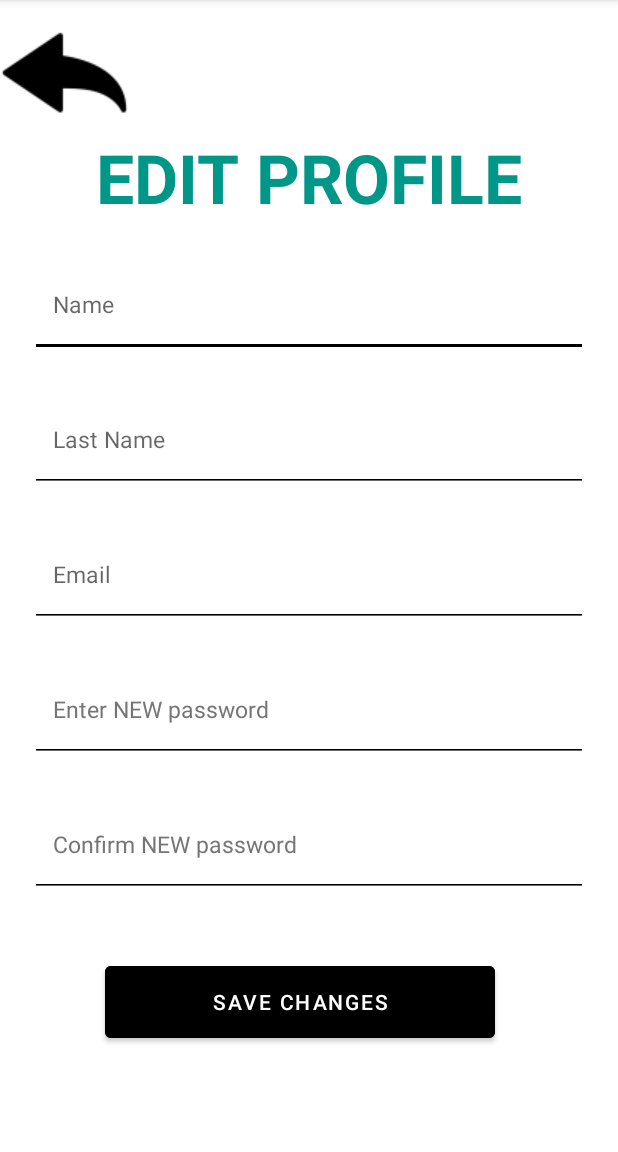
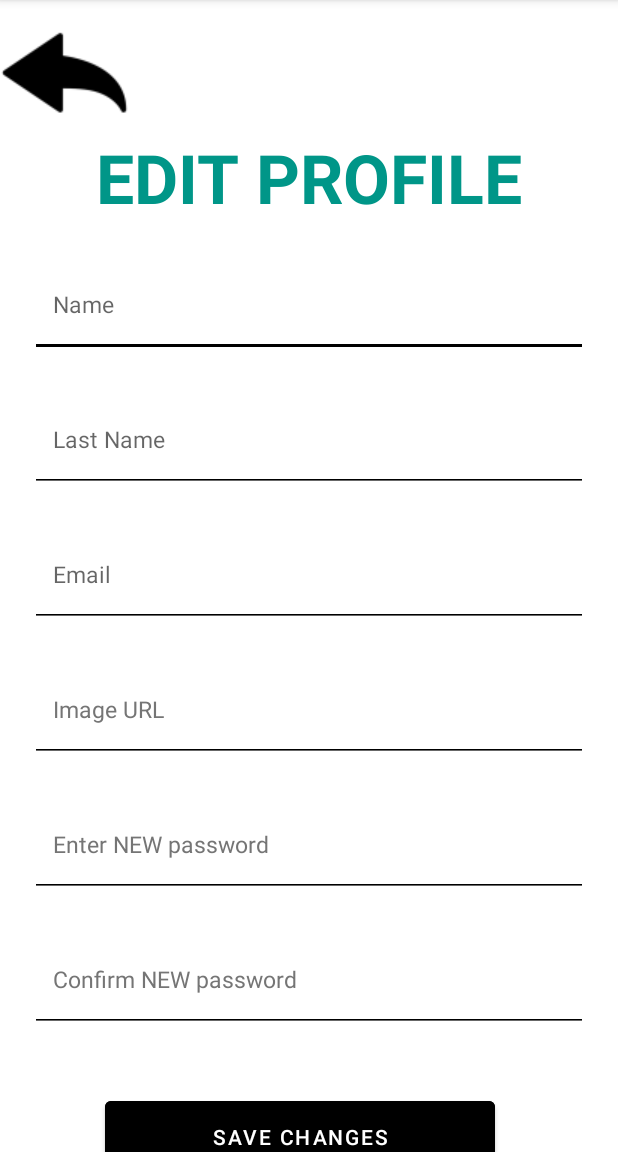
Before and after one commit to pcoderch/FinalProjectEvents, an Android app: the EditProfileActivity screen opened directly, with no data from a screen before it, after a tap on "SAVE CHANGES", on a phone screen of 412 x 824 dp, the part 84-1236 px from its top. Run offline under Robolectric (Android 15) with nearby library versions, the phone set to English and light mode, and no system bars; our stand-ins replace Volley; network calls fail; 8 statements that could not run were skipped.

Commit message:
implemented images views

```diff
--- a/app/src/main/java/com/pp2ex/finalprojectevents/Activities/ChatActivity.java
+++ b/app/src/main/java/com/pp2ex/finalprojectevents/Activities/ChatActivity.java
@@ -156,6 +156,7 @@ public class ChatActivity extends AppCompatActivity {
             Intent showProfile = new Intent(getApplicationContext(), ProfileActivity.class);
             showProfile.putExtra("email", user.getEmail());
             showProfile.putExtra("id", user.getId());
+            showProfile.putExtra("image", user.getImage());
             startActivity(showProfile);
         }
 
--- a/app/src/main/java/com/pp2ex/finalprojectevents/Activities/EditProfileActivity.java
+++ b/app/src/main/java/com/pp2ex/finalprojectevents/Activities/EditProfileActivity.java
@@ -28,6 +28,7 @@ public class EditProfileActivity extends AppCompatActivity {
     private EditText enterEmail;
     private EditText enterPassword;
     private EditText confirmPassword;
+    private EditText enterImage;
 
     @Override
     protected void onCreate(Bundle savedInstanceState) {
@@ -40,12 +41,13 @@ public class EditProfileActivity extends AppCompatActivity {
             String firstName = enterFirstName.getText().toString();
             String lastName = enterLastName.getText().toString();
             String email = enterEmail.getText().toString();
+            String image = enterImage.getText().toString();
             String password = enterPassword.getText().toString();
             String confirmedPassword = confirmPassword.getText().toString();
             if (password.equals(confirmedPassword)) {
                 enterPassword.setTextColor(getResources().getColor(R.color.black));
                 confirmPassword.setTextColor(getResources().getColor(R.color.black));
-                JSONObject jsonBody = getInfoInJson(firstName, lastName, email, password);
+                JSONObject jsonBody = getInfoInJson(firstName, lastName, email, password, image);
                 System.out.println("JSON :" + jsonBody);
                 String url = MethodsAPI.URL_EDIT_PROFILE;
                 JsonObjectRequest jsonObjectRequest = new JsonObjectRequest(Request.Method.PUT, url, jsonBody, response -> {
@@ -68,9 +70,11 @@ public class EditProfileActivity extends AppCompatActivity {
                 confirmPassword.setTextColor(getResources().getColor(R.color.red));
             }
         });
+
+        back.setOnClickListener(v -> finish());
     }
 
-    private JSONObject getInfoInJson(String firstName, String lastName, String email, String password) {
+    private JSONObject getInfoInJson(String firstName, String lastName, String email, String password, String image) {
         JSONObject jsonBody = new JSONObject();
         if (!firstName.equals(User.getAuthenticatedUser().getName())) {
             try {
@@ -78,15 +82,24 @@ public class EditProfileActivity extends AppCompatActivity {
             } catch (Exception e) {
                 e.printStackTrace();
             }
-        } if (!lastName.equals(User.getAuthenticatedUser().getLastName())) {
+        }
+        if (!lastName.equals(User.getAuthenticatedUser().getLastName())) {
             try {
                 jsonBody.put("lastName", lastName);
             } catch (Exception e) {
                 e.printStackTrace();
             }
-        } if (!email.equals(User.getAuthenticatedUser().getEmail())) {
+        }
+        if (!email.equals(User.getAuthenticatedUser().getEmail())) {
             try {
                 jsonBody.put("email", email);
+            } catch (Exception e) {
+                e.printStackTrace();
+            }
+        }
+        if (image.equals(User.getAuthenticatedUser().getImage())) {
+            try {
+                jsonBody.put("image", image);
             } catch (Exception e) {
                 e.printStackTrace();
             }
@@ -103,11 +116,13 @@ public class EditProfileActivity extends AppCompatActivity {
         enterFirstName = (EditText) findViewById(R.id.editProfileName);
         enterLastName = (EditText) findViewById(R.id.editProfileLastName);
         enterEmail = (EditText) findViewById(R.id.editProfileEmail);
+        enterImage = (EditText) findViewById(R.id.editProfileImage);
         enterPassword = (EditText) findViewById(R.id.editProfilePassword);
         confirmPassword = (EditText) findViewById(R.id.editProfileConfirmPassword);
 
         enterFirstName.setText(User.getAuthenticatedUser().getName());
         enterLastName.setText(User.getAuthenticatedUser().getLastName());
         enterEmail.setText(User.getAuthenticatedUser().getEmail());
+        enterImage.setText(User.getAuthenticatedUser().getImage());
     }
 }
--- a/app/src/main/java/com/pp2ex/finalprojectevents/Activities/FriendRequestActivity.java
+++ b/app/src/main/java/com/pp2ex/finalprojectevents/Activities/FriendRequestActivity.java
@@ -2,13 +2,16 @@ package com.pp2ex.finalprojectevents.Activities;
 
 import android.annotation.SuppressLint;
 import android.content.Intent;
+import android.graphics.Bitmap;
 import android.media.Image;
+import android.os.AsyncTask;
 import android.os.Bundle;
 import android.view.LayoutInflater;
 import android.view.View;
 import android.view.ViewGroup;
 import android.widget.Button;
 import android.widget.ImageButton;
+import android.widget.ImageView;
 import android.widget.TextView;
 import android.widget.Toast;
 
@@ -21,6 +24,7 @@ import com.android.volley.AuthFailureError;
 import com.android.volley.Request;
 import com.android.volley.toolbox.JsonArrayRequest;
 import com.android.volley.toolbox.StringRequest;
+import com.pp2ex.finalprojectevents.API.BitMapImage;
 import com.pp2ex.finalprojectevents.API.MethodsAPI;
 import com.pp2ex.finalprojectevents.API.VolleySingleton;
 import com.pp2ex.finalprojectevents.DataStructures.User;
@@ -129,6 +133,7 @@ public class FriendRequestActivity extends AppCompatActivity {
         private final TextView emailTextViewRequest;
         private final ImageButton acceptButton;
         private final ImageButton rejectButton;
+        private AsyncTask<String, Void, Bitmap> profileImageView;
 
         public FriendHolder(LayoutInflater inflater, ViewGroup parent) {
             super(inflater.inflate(R.layout.element_request, parent, false));
@@ -143,6 +148,7 @@ public class FriendRequestActivity extends AppCompatActivity {
             this.user = user;
             nameTextViewRequest.setText(user.getName());
             emailTextViewRequest.setText(user.getEmail());
+            profileImageView = new BitMapImage(findViewById(R.id.IconImageViewRequest)).execute(user.getImage());
             acceptButton.setOnClickListener(v -> {
                 acceptRequest(user.getId());
             });
--- a/app/src/main/java/com/pp2ex/finalprojectevents/Activities/FriendsActivity.java
+++ b/app/src/main/java/com/pp2ex/finalprojectevents/Activities/FriendsActivity.java
@@ -145,6 +145,7 @@ public class FriendsActivity extends AppCompatActivity {
             Intent showProfile = new Intent(getApplicationContext(), ProfileActivity.class);
             showProfile.putExtra("email", user.getEmail());
             showProfile.putExtra("id", user.getId());
+            showProfile.putExtra("image", user.getImage());
             startActivity(showProfile);
         }
 
--- a/app/src/main/java/com/pp2ex/finalprojectevents/Activities/ProfileActivity.java
+++ b/app/src/main/java/com/pp2ex/finalprojectevents/Activities/ProfileActivity.java
@@ -4,8 +4,11 @@ import androidx.appcompat.app.AppCompatActivity;
 
 import android.annotation.SuppressLint;
 import android.content.Intent;
+import android.graphics.Bitmap;
+import android.os.AsyncTask;
 import android.os.Bundle;
 import android.widget.Button;
+import android.widget.ImageView;
 import android.widget.TextView;
 import android.widget.Toast;
 
@@ -15,6 +18,7 @@ import com.android.volley.Response;
 import com.android.volley.toolbox.JsonArrayRequest;
 import com.android.volley.toolbox.JsonObjectRequest;
 import com.android.volley.toolbox.StringRequest;
+import com.pp2ex.finalprojectevents.API.BitMapImage;
 import com.pp2ex.finalprojectevents.API.MethodsAPI;
 import com.pp2ex.finalprojectevents.API.VolleySingleton;
 import com.pp2ex.finalprojectevents.DataStructures.User;
@@ -30,7 +34,7 @@ import java.util.concurrent.atomic.AtomicInteger;
 
 public class ProfileActivity extends AppCompatActivity {
 
-    //private ImageView profilePicture = findViewById(R.id.profileImage);
+    private AsyncTask<String, Void, Bitmap> profilePicture;
     private TextView eventsCount;
     private TextView friendsCount;
     private TextView owns;
@@ -49,8 +53,10 @@ public class ProfileActivity extends AppCompatActivity {
         Intent intent = getIntent();
         String emailInt = intent.getStringExtra("email");
         int id = intent.getIntExtra("id", 0);
+        String imageURL = intent.getStringExtra("image");
         isFriend = false;
         friends = new ArrayList<>();
+        profilePicture = new BitMapImage(findViewById(R.id.profileImage)).execute(imageURL);
         eventsCount = findViewById(R.id.eventsNumber);
         friendsCount = findViewById(R.id.usersNumber);
         owns = findViewById(R.id.ownsNumber);
--- a/app/src/main/res/layout/edit_profile.xml
+++ b/app/src/main/res/layout/edit_profile.xml
@@ -1,4 +1,13 @@
 <?xml version="1.0" encoding="utf-8"?>
+<ScrollView xmlns:tools="http://schemas.android.com/tools"
+    android:layout_width="match_parent"
+    android:layout_height="match_parent"
+    xmlns:android="http://schemas.android.com/apk/res/android"
+    xmlns:app="http://schemas.android.com/apk/res-auto">
+    <TableLayout
+        android:layout_width="match_parent"
+        android:layout_height="wrap_content"
+        android:stretchColumns="1">
 <LinearLayout
     xmlns:android="http://schemas.android.com/apk/res/android"
     xmlns:app="http://schemas.android.com/apk/res-auto"
@@ -73,6 +82,22 @@
     </EditText>
 
     <EditText
+        android:id="@+id/editProfileImage"
+        android:layout_width="match_parent"
+        android:layout_height="70dp"
+        android:layout_marginStart="20dp"
+        android:layout_marginTop="20dp"
+        android:layout_marginEnd="20dp"
+        android:autofillHints=""
+        android:backgroundTint="@color/black"
+        android:hint="@string/newImage"
+        android:inputType="textLongMessage"
+        android:padding="15dp"
+        android:textColor="@color/verde"
+        android:textColorHint="#757575"
+        android:textSize="15sp" />
+
+    <EditText
         android:id="@+id/editProfilePassword"
         android:layout_width="match_parent"
         android:layout_height="70dp"
@@ -115,3 +140,5 @@
     </Button>
 
 </LinearLayout>
+</TableLayout>
+</ScrollView>
--- a/app/src/main/res/layout/element_request.xml
+++ b/app/src/main/res/layout/element_request.xml
@@ -21,7 +21,7 @@
             android:padding="6dp">
 
             <ImageView
-                android:id="@+id/IconImageView"
+                android:id="@+id/IconImageViewRequest"
                 android:layout_width="70dp"
                 android:layout_height="70dp"
                 android:layout_alignParentStart="true"
--- a/app/src/main/res/values/strings.xml
+++ b/app/src/main/res/values/strings.xml
@@ -79,5 +79,6 @@
     <string name="write_message">Wrtie message</string>
     <string name="send_message">Send</string>
     <string name="timeChat">10:00</string>
+    <string name="newImage">Image URL</string>
 
 </resources>
```
